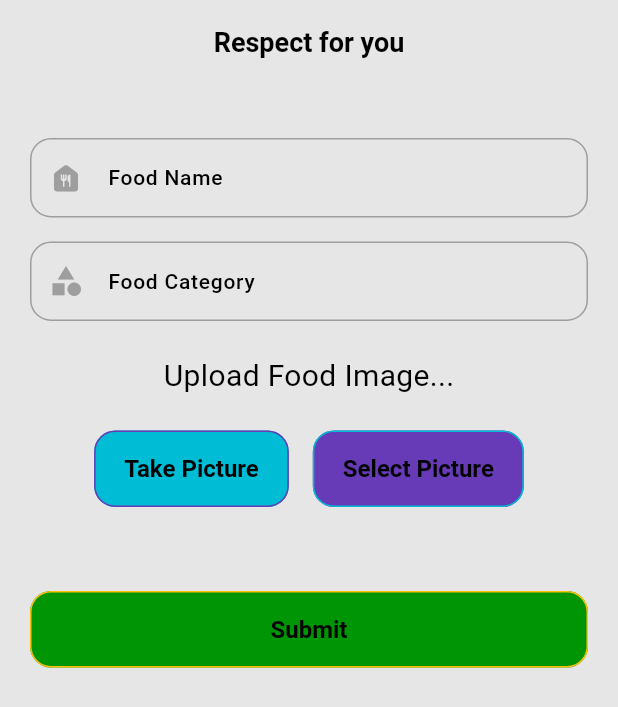
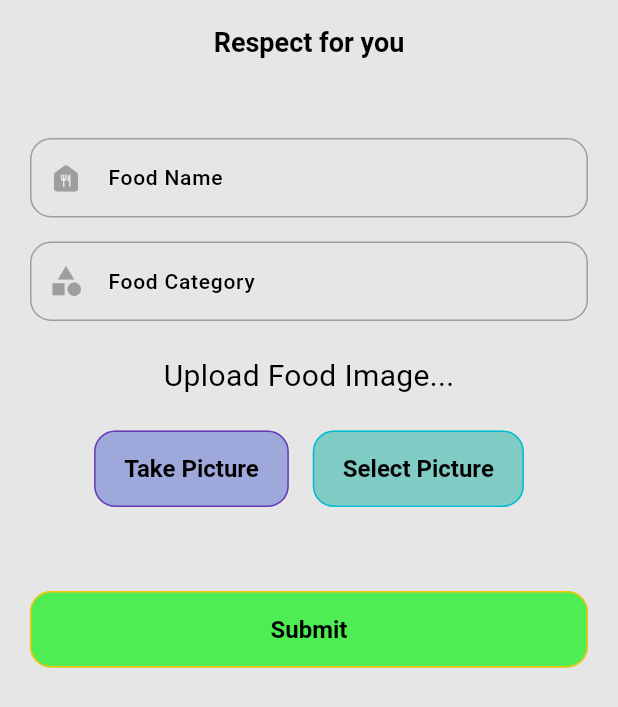
Before and after one commit to dhruvlife/hungerheaven, a Flutter app: the Addfood screen opened directly, on a phone screen of 412 x 824 dp. Shown: the top 707 px of the screen. Run offline on Flutter 3.47's test engine with Material 3 defaults, Android fonts, the phone set to English and light mode, and no system bars; our stand-ins replace cloud_firestore, firebase_auth, firebase_core, firebase_storage, fluttertoast, geolocator and 6 more; accounts and stored records are empty; project files that could hold a hidden picture were left out.

Commit message:
21:40 PM | 22-02-2024

```diff
--- a/lib/features/authentication/controllers/onboarding/widgets/onboarding_dot_navigation.dart
+++ b/lib/features/authentication/controllers/onboarding/widgets/onboarding_dot_navigation.dart
@@ -13,7 +13,7 @@ class OnBoardingDotNavigation extends StatelessWidget {
 
   @override
   Widget build(BuildContext context) {
-    final controller =onBoardingController.instance;
+    final controller =OnBoardingController.instance;
     final dark = THelperFunctions.isDarkMode(context);
     return Positioned(
       bottom: TDeviceUtils.getBottomNavigationBarHeight() + 25,
--- a/lib/features/authentication/controllers/onboarding/widgets/onboarding_next_button.dart
+++ b/lib/features/authentication/controllers/onboarding/widgets/onboarding_next_button.dart
@@ -18,7 +18,7 @@ class OnBoardingNextButton extends StatelessWidget {
       right: TSizes.defaultSpace,
       bottom: TDeviceUtils.getBottomNavigationBarHeight(),
       child: ElevatedButton(
-        onPressed: () => onBoardingController.instance.nextPage(),
+        onPressed: () => OnBoardingController.instance.nextPage(),
         style: ElevatedButton.styleFrom(
             shape: const CircleBorder(),
             backgroundColor: dark ? TColors.primary : Colors.black),
--- a/lib/features/authentication/controllers/onboarding/widgets/onboarding_skip.dart
+++ b/lib/features/authentication/controllers/onboarding/widgets/onboarding_skip.dart
@@ -14,7 +14,7 @@ class OnBoardingSkip extends StatelessWidget {
         top: TDeviceUtils.getAppBarHeight(),
         right: TSizes.defaultSpace,
         child: TextButton(
-          onPressed: ()=> onBoardingController.instance.skipPage(),
+          onPressed: ()=> OnBoardingController.instance.skipPage(),
           child: const Text('Skip'),
 
         ));
--- a/lib/features/authentication/screens/food/add_food.dart
+++ b/lib/features/authentication/screens/food/add_food.dart
@@ -85,8 +85,6 @@ class AddfoodState extends State<Addfood> {
           await storageReference.putFile(productPhoto!);
 
           String downloadURL = await storageReference.getDownloadURL();
-
-          Fluttertoast.showToast(msg: "Image Uploaded Successfully");
           addFoodController(
               foodname: foodName.text,
               foodCat: foodCat.text,
@@ -125,6 +123,7 @@ class AddfoodState extends State<Addfood> {
                   height: 16,
                 ),
                 TextFormField(
+                  textCapitalization: TextCapitalization.words,
                   controller: foodName,
                   validator: _validateFoodName,
                   decoration: const InputDecoration(
@@ -136,6 +135,7 @@ class AddfoodState extends State<Addfood> {
                   height: 16,
                 ),
                 TextFormField(
+                  textCapitalization: TextCapitalization.words,
                   controller: foodCat,
                   validator: _validateFoodCat,
                   decoration: const InputDecoration(
@@ -158,8 +158,8 @@ class AddfoodState extends State<Addfood> {
                   children: [
                     OutlinedButton(
                       style: OutlinedButton.styleFrom(
-                      backgroundColor:  Colors.cyan,
-                      side: BorderSide(color: Colors.deepPurple)
+                      backgroundColor:  Colors.indigo.shade200,
+                      side: const BorderSide(color: Colors.deepPurple)
                       ),
                       onPressed: _takePicture,
                       child: const Text('Take Picture'),
@@ -167,8 +167,8 @@ class AddfoodState extends State<Addfood> {
                     const SizedBox(width: 16),
                     OutlinedButton(
                       style: OutlinedButton.styleFrom(
-                      backgroundColor: Colors.deepPurple,
-                      side: BorderSide(color: Colors.cyan)
+                      backgroundColor: Colors.teal.shade200,
+                      side: const BorderSide(color: Colors.cyan)
                       ),
                       onPressed: _selectPicture,
                       child: const Text('Select Picture'),
@@ -189,8 +189,8 @@ class AddfoodState extends State<Addfood> {
                     width: double.infinity,
                     child: OutlinedButton(
                        style: OutlinedButton.styleFrom(
-                      backgroundColor: Color.fromARGB(255, 0, 149, 5),
-                      side: BorderSide(color: Colors.amber)
+                      backgroundColor: const Color.fromARGB(255, 77, 237, 83),
+                      side: const BorderSide(color: Colors.amber)
                       ),
                       onPressed: isProcessing.value ? null : uploadPicture,
                       child: isProcessing.value
--- a/lib/features/authentication/screens/logout/logout_screen.dart
+++ b/lib/features/authentication/screens/logout/logout_screen.dart
@@ -1,5 +1,4 @@
 import 'package:firebase_auth/firebase_auth.dart';
-import 'package:firebase_core/firebase_core.dart';
 import 'package:flutter/material.dart';
 import 'package:fluttertoast/fluttertoast.dart';
 import 'package:get/get.dart';
--- a/lib/features/authentication/screens/onboarding/onboarding.dart
+++ b/lib/features/authentication/screens/onboarding/onboarding.dart
@@ -9,11 +9,11 @@ import 'package:vision/utils/constants/image_strings.dart';
 import 'package:vision/utils/constants/text_strings.dart';
 
 
-class onBoardingScreen extends StatelessWidget {
-  const onBoardingScreen({super.key});
+class OnBoardingScreen extends StatelessWidget {
+  const OnBoardingScreen({super.key});
   @override
   Widget build(BuildContext context) {
-    final controller = Get.put(onBoardingController());
+    final controller = Get.put(OnBoardingController());
 
     return Scaffold(
       body: Stack(
--- a/lib/features/authentication/screens/signup/verify_email.dart
+++ b/lib/features/authentication/screens/signup/verify_email.dart
@@ -184,7 +184,7 @@ class VerifyEmailScreenState extends State<VerifyEmailScreen> {
                 child: ElevatedButton(
                    style: ElevatedButton.styleFrom(
                       backgroundColor: Colors.green,
-                      side: BorderSide(color: Colors.amber)
+                      side: const BorderSide(color: Colors.amber)
                       ),
                   onPressed: (isLoading && isOtpVerified)
                       ? null
--- a/lib/features/authentication/screens/signup/widgets/signup_form.dart
+++ b/lib/features/authentication/screens/signup/widgets/signup_form.dart
@@ -83,7 +83,7 @@ class TSignUpForm extends StatelessWidget {
                 child: ElevatedButton(
                    style: OutlinedButton.styleFrom(
                       backgroundColor: Colors.green,
-                      side: BorderSide(color: Colors.amber)
+                      side: const BorderSide(color: Colors.amber)
                       ),
                   onPressed: () async {
                     if (controller.isProcessing) return;
--- a/lib/navigation_menu.dart
+++ b/lib/navigation_menu.dart
@@ -3,7 +3,6 @@ import 'package:get/get.dart';
 
 import 'package:iconsax/iconsax.dart';
 import 'package:vision/features/authentication/screens/food/add_food.dart';
-import 'package:vision/features/authentication/screens/homescreen/widgets/delivery.dart';
 import 'package:vision/features/authentication/screens/homescreen/widgets/home_screen_form.dart';
 import 'package:vision/features/authentication/screens/homescreen/widgets/profile.dart';
 
--- a/lib/splash_screen.dart
+++ b/lib/splash_screen.dart
@@ -91,7 +91,7 @@ class SplashScreenState extends State<SplashScreen>
             Get.to(() => const LoginScreen());
           }
         } else {
-          Get.offAll(() => const onBoardingScreen());
+          Get.offAll(() => const OnBoardingScreen());
         }
       },
     );
```
Also changed, not shown: lib/features/authentication/controllers/onboarding/onboarding_controller.dart (+6 -6 lines), lib/features/authentication/screens/homescreen/ongoing_food/ongoing_food_screen.dart (+44 -6 lines), lib/features/authentication/screens/homescreen/widgets/profile.dart (+5 -20 lines), lib/features/authentication/screens/login/widgets/login_form.dart (+21 -4 lines), pubspec.yaml (+1 -6 lines), pubspec.lock, 1 other file.
